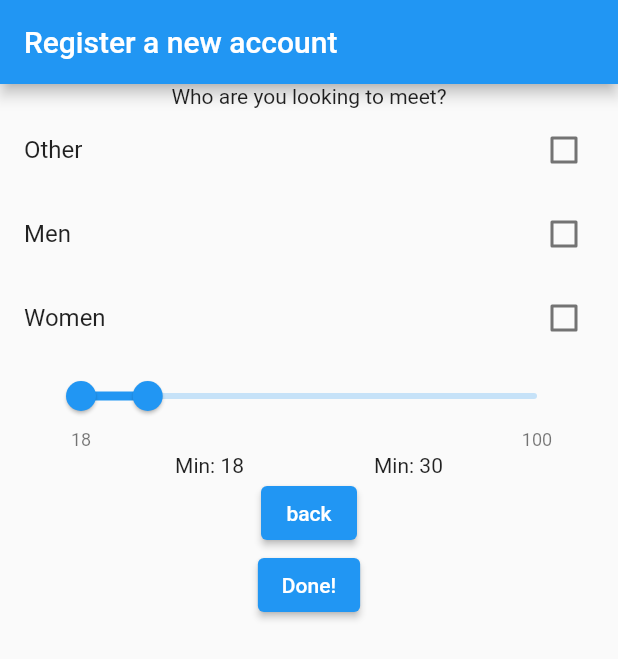
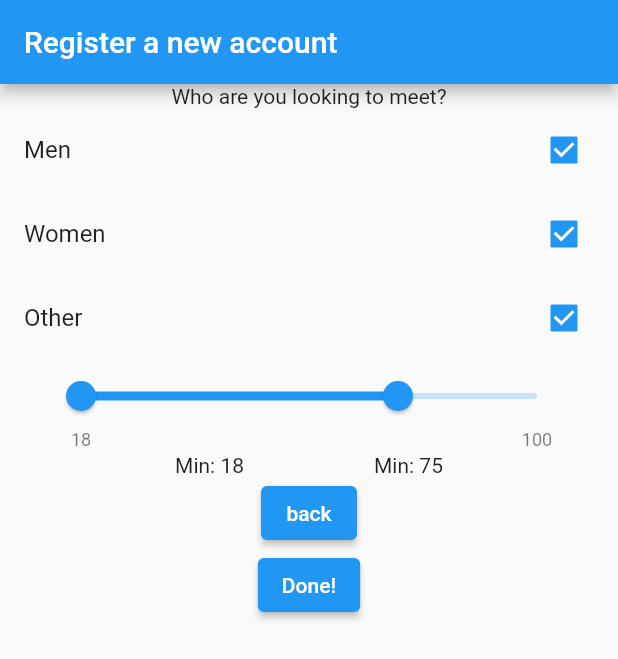
Before and after one commit to ChristianHesberg/Unify, a Flutter app: the RegisterScreen screen opened directly, swiped to page 3, on a phone screen of 412 x 824 dp. Shown: the top 659 px of the screen. Run offline on Flutter 3.47's test engine with Material 2 defaults, Android fonts, the phone set to English and light mode, and no system bars; our stand-ins replace email_validator, firebase_auth, firebase_core, google_fonts, image_picker, settings_ui and 2 more; missing offline and left inert: cross_file_image; accounts and stored records are empty; network calls fail.

Commit message:
methods to widgets

```diff
--- a/lib/Screens/AccountScreen.dart
+++ b/lib/Screens/AccountScreen.dart
@@ -108,7 +108,7 @@ class _AccountScreenState extends State<AccountScreen> {
   }
 
   Widget _genderDropDown() {
-    return GenderDropDown(startIndex: 1,canChange: !canEdit,);
+    return Placeholder();//GenderDropDown(startIndex: 1,canChange: !canEdit,);
   }
 
   Widget _submitBtn() {
--- a/lib/Screens/RegisterScreen.dart
+++ b/lib/Screens/RegisterScreen.dart
@@ -6,8 +6,12 @@ import 'package:image_picker/image_picker.dart';
 import 'package:intl/intl.dart';
 import 'package:syncfusion_flutter_datepicker/datepicker.dart';
 import 'package:syncfusion_flutter_sliders/sliders.dart';
+import 'package:unify/Widgets/DatePicker.dart';
+import 'package:unify/Widgets/GenderCheckBoxes.dart';
 import 'package:unify/Widgets/ImageScroll.dart';
 import 'package:unify/Widgets/genderDropDown.dart';
+
+import '../Widgets/AgeSlider.dart';
 
 class RegisterScreen extends StatefulWidget {
   const RegisterScreen({Key? key}) : super(key: key);
@@ -122,9 +126,20 @@ class _RegisterScreenState extends State<RegisterScreen> {
 
   final _name = TextEditingController();
   final _image_picker = ImagePicker();
-  DateTime birthDate = DateTime(1900, 01, 01);
   XFile? profilePicture;
   final _userForm = GlobalKey<FormState>();
+
+  String genderValue = "";
+
+  void _handleGenderSelect(String value) {
+    genderValue = value;
+  }
+
+  DateTime? birthDate;
+
+  void _handleDateOutput(DateTime date) {
+    birthDate = date;
+  }
 
   _buildUserInfo() {
     return Padding(
@@ -146,12 +161,13 @@ class _RegisterScreenState extends State<RegisterScreen> {
                   return null;
                 },
               ),
-              _createDateBtn(),
+              DatePicker(
+                  onClick: _handleDateOutput, birthDate: DateTime(2001, 9, 11)),
               Row(
                 mainAxisAlignment: MainAxisAlignment.spaceEvenly,
-                children: const [
-                  Text("Your gender"),
-                  GenderDropDown(),
+                children: [
+                  const Text("Your gender"),
+                  GenderDropDown(onSelect: _handleGenderSelect),
                 ],
               ),
               const Text("More pictures"),
@@ -188,8 +204,10 @@ class _RegisterScreenState extends State<RegisterScreen> {
                               content: Text(
                                   "Pick a profile picture and some cool pictures of yourself"));
                           ScaffoldMessenger.of(context).showSnackBar(snackBar);
-                        }
-                        if (_userForm.currentState!.validate()) {
+                        } else if (birthDate == null) {
+                          const s = SnackBar(content: Text("pick a birthday"));
+                          ScaffoldMessenger.of(context).showSnackBar(s);
+                        } else if (_userForm.currentState!.validate()) {
                           // _nextPage();
                         }
                         //TODO REMOVE THIS IS FOR TESTING
@@ -295,38 +313,23 @@ class _RegisterScreenState extends State<RegisterScreen> {
           );
   }
 
-  _createDateBtn() {
-    final DateFormat formatter = DateFormat('dd-MM-yyyy');
-    return Row(
-      mainAxisAlignment: MainAxisAlignment.spaceEvenly,
-      children: [
-        ElevatedButton(
-            onPressed: () {
-              final today = DateTime.now();
-              final minusEightTeen =
-                  DateTime(today.year - 18, today.month, today.day);
-              showDatePicker(
-                      context: context,
-                      initialDate: minusEightTeen,
-                      firstDate: DateTime(1900),
-                      lastDate: minusEightTeen)
-                  .then((value) => setState(() {
-                        birthDate = value!;
-                      }));
-            },
-            child: const Text("Select birthday")),
-        Text("${formatter.format(birthDate)}")
-      ],
-    );
+  Map<String, bool> genderMap = {};
+
+  _handleGenderCheckBoxes(Map<String, bool> values) {
+    //todo validate
+    genderMap = values;
   }
-
-  var _ageRangeValues = const SfRangeValues(18, 30);
 
   _buildUserPreferences() {
     return Column(
       children: [
         Text("Who are you looking to meet?"),
-        _buildCheckBoxes(),
+         GenderCheckBoxes(
+          men: true,
+          women: true,
+          other: true,
+          onClick: _handleGenderCheckBoxes,
+        ),
         _buildAgeSlider(),
         ElevatedButton(
             onPressed: () {
@@ -341,50 +344,23 @@ class _RegisterScreenState extends State<RegisterScreen> {
             child: Text("Done!"))
         //Text("data")
       ],
+      //TODO ADD RANGE SLIDER 1- 100
     );
+  }
+
+  var rangeValues = SfRangeValues(18, 75);
+
+  _handleOnSlide(SfRangeValues values) {
+    rangeValues = values;
+    //husk at round
   }
 
   _buildAgeSlider() {
     return Padding(
-      padding: EdgeInsets.symmetric(horizontal: 30),
-      child: Column(children: [
-        SfRangeSlider(
-            max: 100,
-            min: 18,
-            showLabels: true,
-            interval: 82,
-            values: _ageRangeValues,
-            onChanged: (values) {
-              setState(() {
-                _ageRangeValues = values;
-              });
-            }),
-        Row(
-          mainAxisAlignment: MainAxisAlignment.spaceEvenly,
-          children: [
-            Text("Min: ${_ageRangeValues.start.round()}"),
-            Text("Min: ${_ageRangeValues.end.round()}")
-          ],
-        ),
-      ]),
-    );
-  }
-
-  final checkboxValues = {"Other": false, "Men": false, "Women": false};
-  _buildCheckBoxes() {
-    return ListView(
-      shrinkWrap: true,
-      children: checkboxValues.keys.map((String key) {
-        return CheckboxListTile(
-          title: Text(key),
-          value: checkboxValues[key],
-          onChanged: (value) {
-            setState(() {
-              checkboxValues[key] = value!;
-            });
-          },
-        );
-      }).toList(),
-    );
+        padding: EdgeInsets.symmetric(horizontal: 30),
+        child: AgeSlider(
+          ageRangeValues: rangeValues,
+          onSlide: _handleOnSlide,
+        ));
   }
 }
--- /dev/null
+++ b/lib/Widgets/AgeSlider.dart
@@ -0,0 +1,39 @@
+import 'package:flutter/material.dart';
+import 'package:syncfusion_flutter_sliders/sliders.dart';
+
+class AgeSlider extends StatefulWidget {
+  SfRangeValues ageRangeValues;
+  final Function(SfRangeValues) onSlide;
+  AgeSlider({Key? key, required this.ageRangeValues, required this.onSlide}) : super(key: key);
+
+  @override
+  State<AgeSlider> createState() => _AgeSliderState();
+}
+
+class _AgeSliderState extends State<AgeSlider> {
+  @override
+  Widget build(BuildContext context) {
+    double max = 100;
+    double min = 18;
+    return Column(children: [
+      SfRangeSlider(
+          max: max,
+          min: min,
+          showLabels: true,
+          values: widget.ageRangeValues,
+          onChanged: (values) {
+            setState(() {
+              widget.ageRangeValues = values;
+              widget.onSlide(values);
+            });
+          }),
+      Row(
+        mainAxisAlignment: MainAxisAlignment.spaceEvenly,
+        children: [
+          Text("Min: ${widget.ageRangeValues.start.round()}"),
+          Text("Min: ${widget.ageRangeValues.end.round()}")
+        ],
+      ),
+    ]);
+  }
+}
--- /dev/null
+++ b/lib/Widgets/GenderCheckBoxes.dart
@@ -0,0 +1,44 @@
+import 'package:flutter/cupertino.dart';
+import 'package:flutter/material.dart';
+
+class GenderCheckBoxes extends StatefulWidget {
+  final bool men;
+  final bool women;
+  final bool other;
+  final Function(Map<String, bool> valueMap) onClick;
+   const GenderCheckBoxes(
+      {Key? key, required this.men, required this.women, required this.other, required this.onClick, })
+      : super(key: key);
+
+  @override
+  State<GenderCheckBoxes> createState() => _GenderCheckBoxesState();
+}
+
+class _GenderCheckBoxesState extends State<GenderCheckBoxes> {
+  late final Map<String, bool> checkboxValues;
+
+  @override
+  void initState() {
+    super.initState();
+    checkboxValues = {"Men": widget.men, "Women": widget.women, "Other": widget.other};
+  }
+
+  @override
+  Widget build(BuildContext context) {
+    return ListView(
+      shrinkWrap: true,
+      children: checkboxValues.keys.map((String key) {
+        return CheckboxListTile(
+          title: Text(key),
+          value: checkboxValues[key],
+          onChanged: (value) {
+            setState(() {
+              widget.onClick(checkboxValues);
+              checkboxValues[key] = value!;
+            });
+          },
+        );
+      }).toList(),
+    );
+  }
+}
```
Also changed, not shown: lib/Widgets/DatePicker.dart (added, +51 -0 lines), lib/Widgets/genderDropDown.dart (+11 -2 lines).
